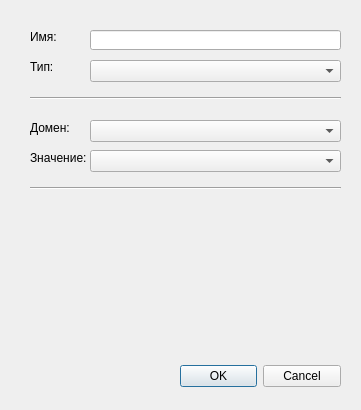
The window that ui/sloteditorwnd.ui (vinni-au/nya-cats) describes before a commit, drawn with Qt 5.
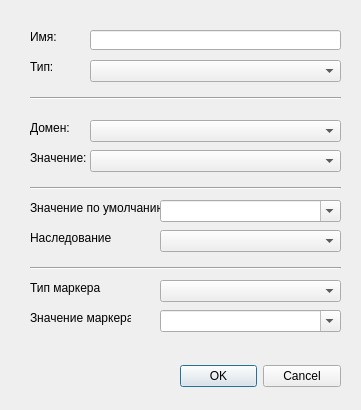
The same window after the commit.

What changed in the file:
```diff
--- a/ui/sloteditorwnd.ui
+++ b/ui/sloteditorwnd.ui
@@ -147,6 +147,120 @@
     <enum>Qt::Horizontal</enum>
    </property>
   </widget>
+  <widget class="QLabel" name="lblDefaultValue">
+   <property name="geometry">
+    <rect>
+     <x>30</x>
+     <y>200</y>
+     <width>131</width>
+     <height>16</height>
+    </rect>
+   </property>
+   <property name="text">
+    <string>Значение по умолчанию:</string>
+   </property>
+  </widget>
+  <widget class="QLabel" name="lblInheritance">
+   <property name="geometry">
+    <rect>
+     <x>30</x>
+     <y>230</y>
+     <width>81</width>
+     <height>16</height>
+    </rect>
+   </property>
+   <property name="text">
+    <string>Наследование:</string>
+   </property>
+  </widget>
+  <widget class="Line" name="line_3">
+   <property name="geometry">
+    <rect>
+     <x>30</x>
+     <y>260</y>
+     <width>311</width>
+     <height>16</height>
+    </rect>
+   </property>
+   <property name="orientation">
+    <enum>Qt::Horizontal</enum>
+   </property>
+  </widget>
+  <widget class="QLabel" name="lblMarkerType">
+   <property name="geometry">
+    <rect>
+     <x>30</x>
+     <y>280</y>
+     <width>71</width>
+     <height>16</height>
+    </rect>
+   </property>
+   <property name="text">
+    <string>Тип маркера:</string>
+   </property>
+  </widget>
+  <widget class="QLabel" name="lblMarkerValue">
+   <property name="geometry">
+    <rect>
+     <x>30</x>
+     <y>310</y>
+     <width>101</width>
+     <height>16</height>
+    </rect>
+   </property>
+   <property name="text">
+    <string>Значение маркера:</string>
+   </property>
+  </widget>
+  <widget class="QComboBox" name="cmbDefaultValue">
+   <property name="geometry">
+    <rect>
+     <x>160</x>
+     <y>200</y>
+     <width>181</width>
+     <height>22</height>
+    </rect>
+   </property>
+   <property name="editable">
+    <bool>true</bool>
+   </property>
+  </widget>
+  <widget class="QComboBox" name="cmbInheritance">
+   <property name="geometry">
+    <rect>
+     <x>160</x>
+     <y>230</y>
+     <width>181</width>
+     <height>22</height>
+    </rect>
+   </property>
+  </widget>
+  <widget class="QComboBox" name="cmbMarkerType">
+   <property name="geometry">
+    <rect>
+     <x>160</x>
+     <y>280</y>
+     <width>181</width>
+     <height>22</height>
+    </rect>
+   </property>
+  </widget>
+  <widget class="QComboBox" name="cmbMarkerValue">
+   <property name="geometry">
+    <rect>
+     <x>160</x>
+     <y>310</y>
+     <width>181</width>
+     <height>22</height>
+    </rect>
+   </property>
+   <property name="editable">
+    <bool>true</bool>
+   </property>
+   <property name="frame">
+    <bool>true</bool>
+   </property>
+  </widget>
  </widget>
  <resources/>
  <connections>
```
Left out of the diff: 5 changed lines with no effect on the pictures.
